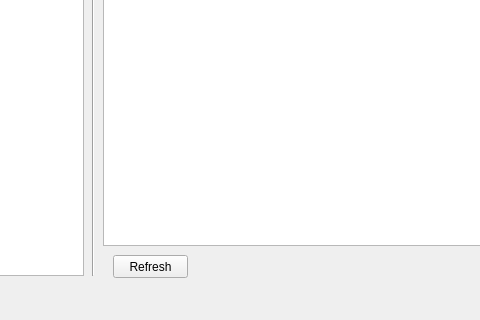
The window that mainwindow.ui (athl64/db_accounts) describes before a commit, drawn with Qt 5; both pictures show x 87 to 567 and y 135 to 455 of the 743 by 455 pixel window.
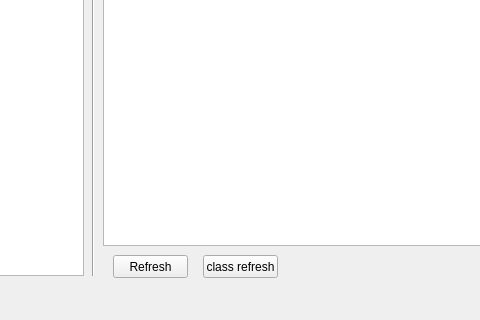
The same window after the commit.

The edit to the form file:
```diff
--- a/mainwindow.ui
+++ b/mainwindow.ui
@@ -70,6 +70,19 @@
      </rect>
     </property>
    </widget>
+   <widget class="QPushButton" name="pushButton_2">
+    <property name="geometry">
+     <rect>
+      <x>290</x>
+      <y>390</y>
+      <width>75</width>
+      <height>23</height>
+     </rect>
+    </property>
+    <property name="text">
+     <string>class refresh</string>
+    </property>
+   </widget>
   </widget>
   <widget class="QMenuBar" name="menuBar">
    <property name="geometry">
```
